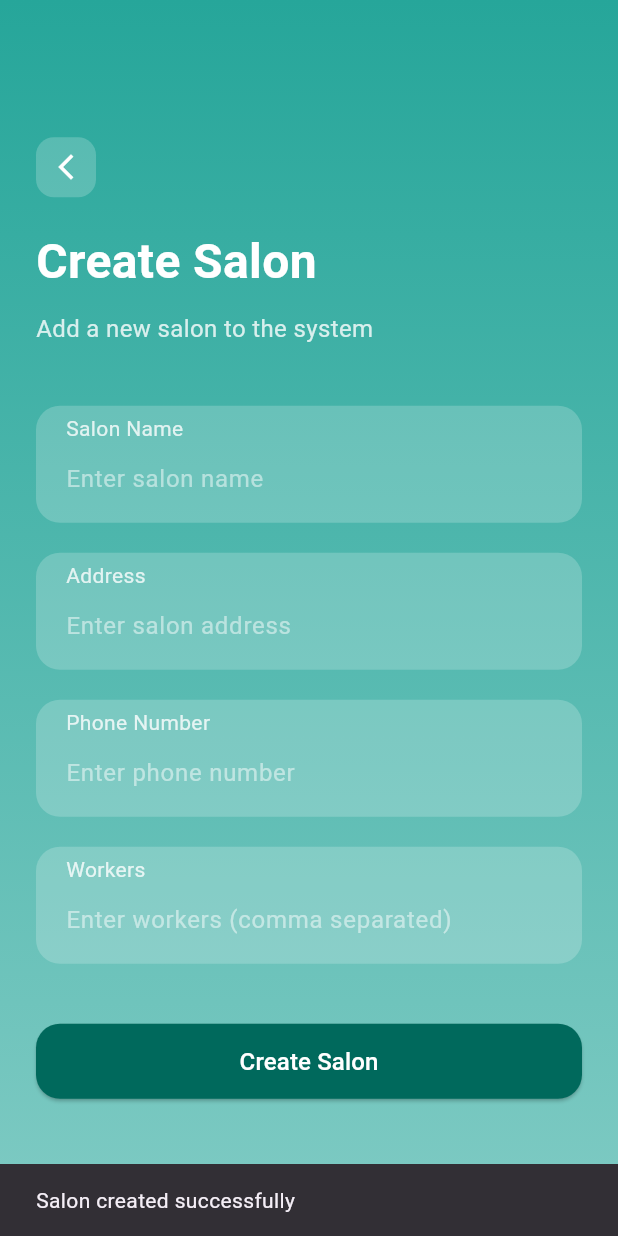
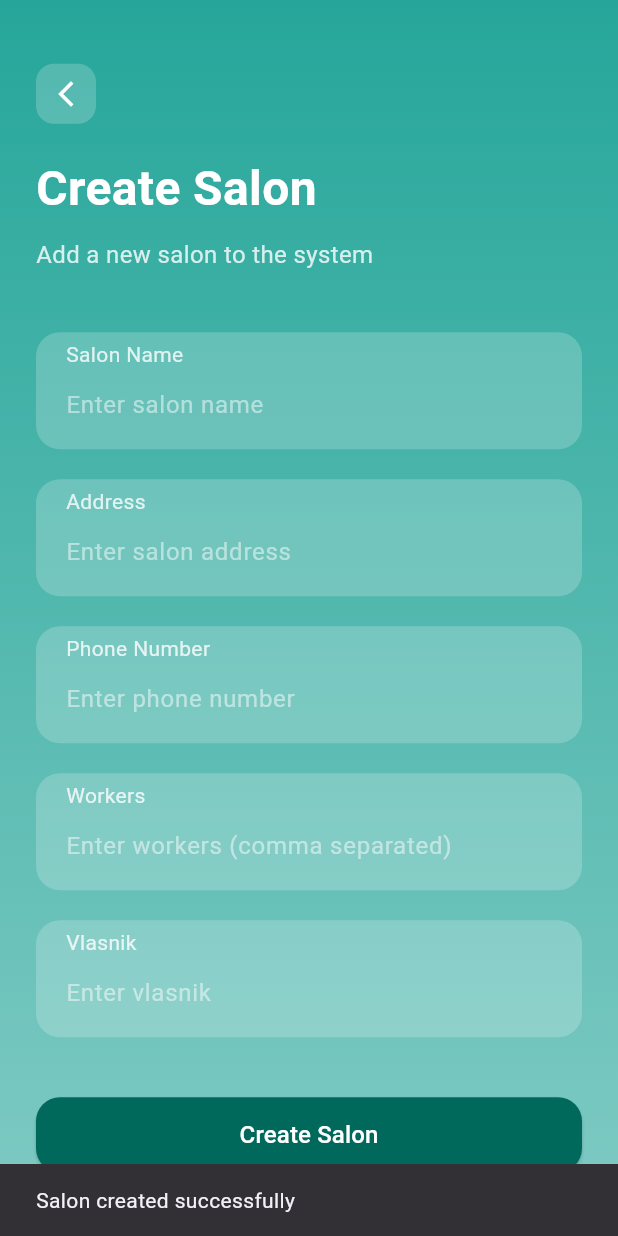
Before and after one commit to M1rzoni/ios-and, a Flutter app: the SalonCreationScreen screen opened directly, after a tap on "Create Salon", on a phone screen of 412 x 824 dp. Run offline on Flutter 3.47's test engine with Material 3 defaults, Android fonts, the phone set to English and light mode, and no system bars; our stand-ins replace cloud_firestore, firebase_auth, firebase_core, flutter_datetime_picker_plus, go_router, google_sign_in and 1 more; accounts and stored records are empty.

Commit message:
update SalonCreationScreen

```diff
--- a/lib/screens/SalonCreationScreen.dart
+++ b/lib/screens/SalonCreationScreen.dart
@@ -1,8 +1,19 @@
 import 'package:flutter/material.dart';
 import 'package:cloud_firestore/cloud_firestore.dart';
 
-class SalonCreationScreen extends StatelessWidget {
+class SalonCreationScreen extends StatefulWidget {
   const SalonCreationScreen({super.key});
+
+  @override
+  _SalonCreationScreenState createState() => _SalonCreationScreenState();
+}
+
+class _SalonCreationScreenState extends State<SalonCreationScreen> {
+  final TextEditingController _salonNameController = TextEditingController();
+  final TextEditingController _addressController = TextEditingController();
+  final TextEditingController _phoneNumberController = TextEditingController();
+  final TextEditingController _workersController = TextEditingController();
+  final TextEditingController _vlasnikController = TextEditingController();
 
   @override
   Widget build(BuildContext context) {
@@ -86,6 +97,7 @@
                             ),
                           ),
                           TextField(
+                            controller: _salonNameController,
                             style: const TextStyle(color: Colors.white),
                             decoration: InputDecoration(
                               border: InputBorder.none,
@@ -120,6 +132,7 @@
                             ),
                           ),
                           TextField(
+                            controller: _addressController,
                             style: const TextStyle(color: Colors.white),
                             decoration: InputDecoration(
                               border: InputBorder.none,
@@ -154,6 +167,7 @@
                             ),
                           ),
                           TextField(
+                            controller: _phoneNumberController,
                             style: const TextStyle(color: Colors.white),
                             decoration: InputDecoration(
                               border: InputBorder.none,
@@ -188,10 +202,46 @@
                             ),
                           ),
                           TextField(
+                            controller: _workersController,
                             style: const TextStyle(color: Colors.white),
                             decoration: InputDecoration(
                               border: InputBorder.none,
                               hintText: 'Enter workers (comma separated)',
+                              hintStyle: TextStyle(
+                                color: Colors.white.withOpacity(0.5),
+                              ),
+                            ),
+                          ),
+                        ],
+                      ),
+                    ),
+                    const SizedBox(height: 20),
+                    // Vlasnik Field
+                    Container(
+                      decoration: BoxDecoration(
+                        color: Colors.white.withOpacity(0.2),
+                        borderRadius: BorderRadius.circular(16),
+                      ),
+                      padding: const EdgeInsets.symmetric(
+                        horizontal: 20,
+                        vertical: 5,
+                      ),
+                      child: Column(
+                        crossAxisAlignment: CrossAxisAlignment.start,
+                        children: [
+                          Text(
+                            'Vlasnik',
+                            style: TextStyle(
+                              color: Colors.white.withOpacity(0.8),
+                              fontSize: 14,
+                            ),
+                          ),
+                          TextField(
+                            controller: _vlasnikController,
+                            style: const TextStyle(color: Colors.white),
+                            decoration: InputDecoration(
+                              border: InputBorder.none,
+                              hintText: 'Enter vlasnik',
                               hintStyle: TextStyle(
                                 color: Colors.white.withOpacity(0.5),
                               ),
@@ -207,26 +257,44 @@
                       height: 50,
                       child: ElevatedButton(
                         onPressed: () async {
-                          // Add logic to save salon details to Firestore
+                          // Get values from input fields
+                          String salonName = _salonNameController.text;
+                          String address = _addressController.text;
+                          String phoneNumber = _phoneNumberController.text;
+                          List<String> workers =
+                              _workersController.text
+                                  .split(',')
+                                  .map((e) => e.trim())
+                                  .toList();
+                          String vlasnik = _vlasnikController.text;
+
+                          // Save salon details to Firestore
                           await FirebaseFirestore.instance
                               .collection('saloni')
                               .add({
-                                'naziv':
-                                    'Salon Name', // Replace with actual field values
-                                'adresa': 'Address',
-                                'brojTelefona': 'Phone Number',
-                                'radnici': [
-                                  'Worker1',
-                                  'Worker2',
-                                ], // Replace with actual workers
+                                'naziv': salonName,
+                                'adresa': address,
+                                'brojTelefona': phoneNumber,
+                                'radnici': workers,
+                                'vlasnik': vlasnik,
+                                'vlasnikId':
+                                    null, // Set vlasnikId to undefined (null)
                                 'kreiran': DateTime.now(),
                               });
 
+                          // Show success message
                           ScaffoldMessenger.of(context).showSnackBar(
                             const SnackBar(
                               content: Text('Salon created successfully'),
                             ),
                           );
+
+                          // Clear input fields
+                          _salonNameController.clear();
+                          _addressController.clear();
+                          _phoneNumberController.clear();
+                          _workersController.clear();
+                          _vlasnikController.clear();
                         },
                         style: ElevatedButton.styleFrom(
                           backgroundColor: Colors.teal.shade800,
```
